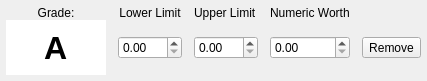
Above: app/options/qualwidget.ui from ZoomTen/theGrades before the change. Below: the same form after it.
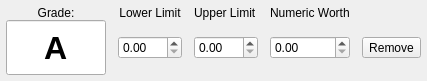
That is the form after the change. Icons and pictures are not drawn.

```diff
--- a/app/options/qualwidget.ui
+++ b/app/options/qualwidget.ui
@@ -123,7 +123,7 @@
       <string>A</string>
      </property>
      <property name="frame">
-      <bool>false</bool>
+      <bool>true</bool>
      </property>
      <property name="alignment">
       <set>Qt::AlignCenter</set>
```
